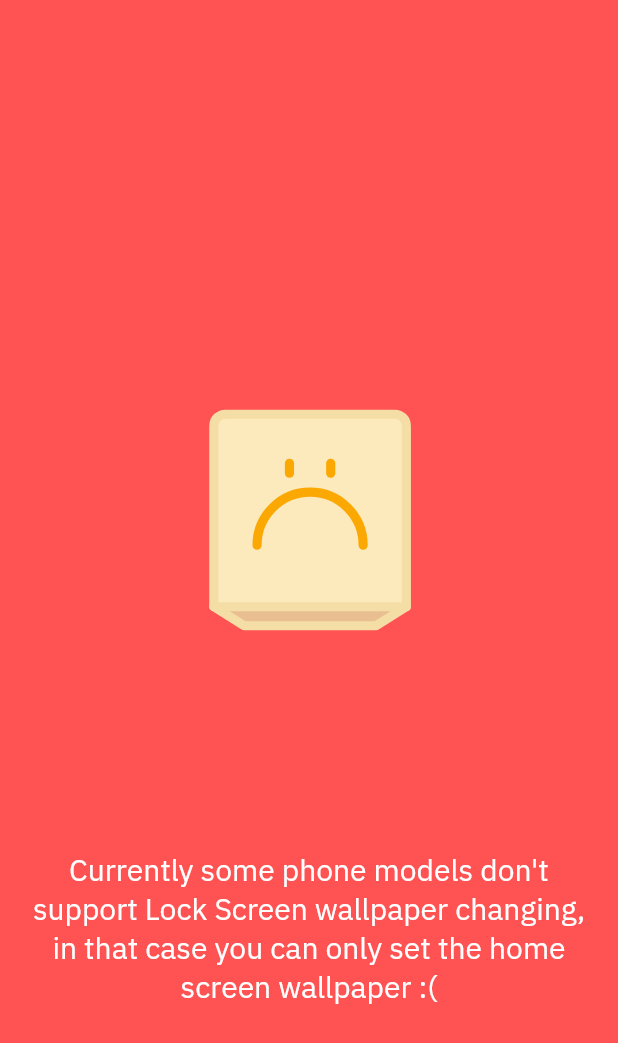
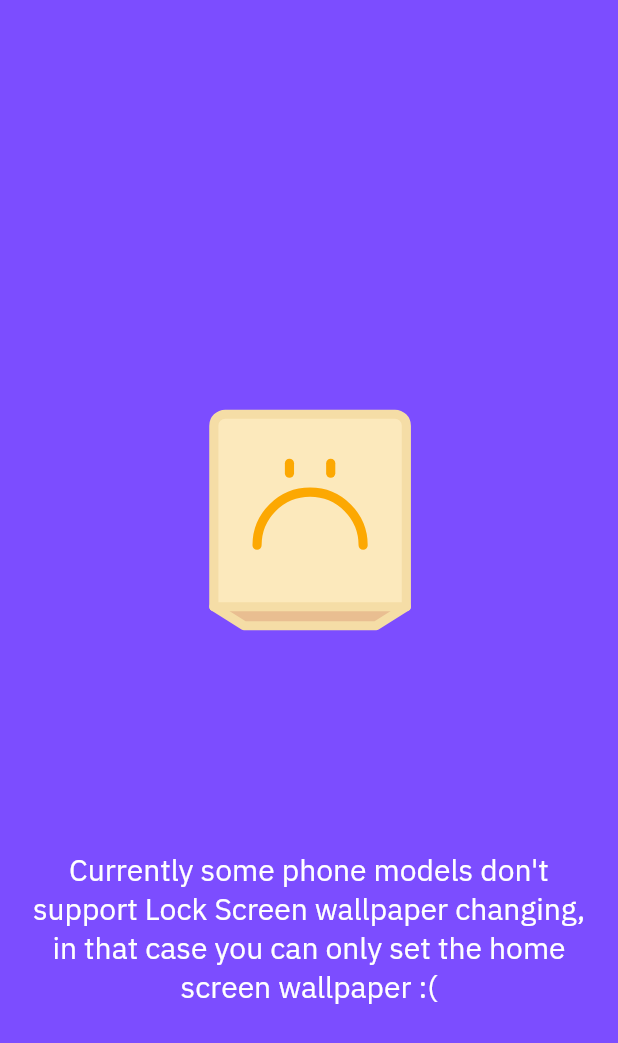
Before and after one commit to diptanshumahish/wallpups_final, a Flutter app: the Page5 widget shown alone on an empty page, opened directly, on a phone screen of 412 x 824 dp. Shown: the top 1043 px of the screen. Run offline on Flutter 3.47's test engine with Material 2 defaults, Android fonts, the phone set to English and light mode, and no system bars; drawn by our look-alikes of lottie; our stand-ins replace cached_network_image, flutter_cache_manager, google_fonts, shared_preferences, smooth_page_indicator; missing offline and left inert: wallpaper_manager_flutter; accounts and stored records are empty.

Commit message:
minute changes

```diff
--- a/lib/introscreens/intro5.dart
+++ b/lib/introscreens/intro5.dart
@@ -7,7 +7,7 @@ class Page5 extends StatelessWidget {
   @override
   Widget build(BuildContext context) {
     return Container(
-      color: Colors.redAccent,
+      color: Colors.deepPurpleAccent,
       child: Column(
         mainAxisAlignment: MainAxisAlignment.center,
         children: [
```
